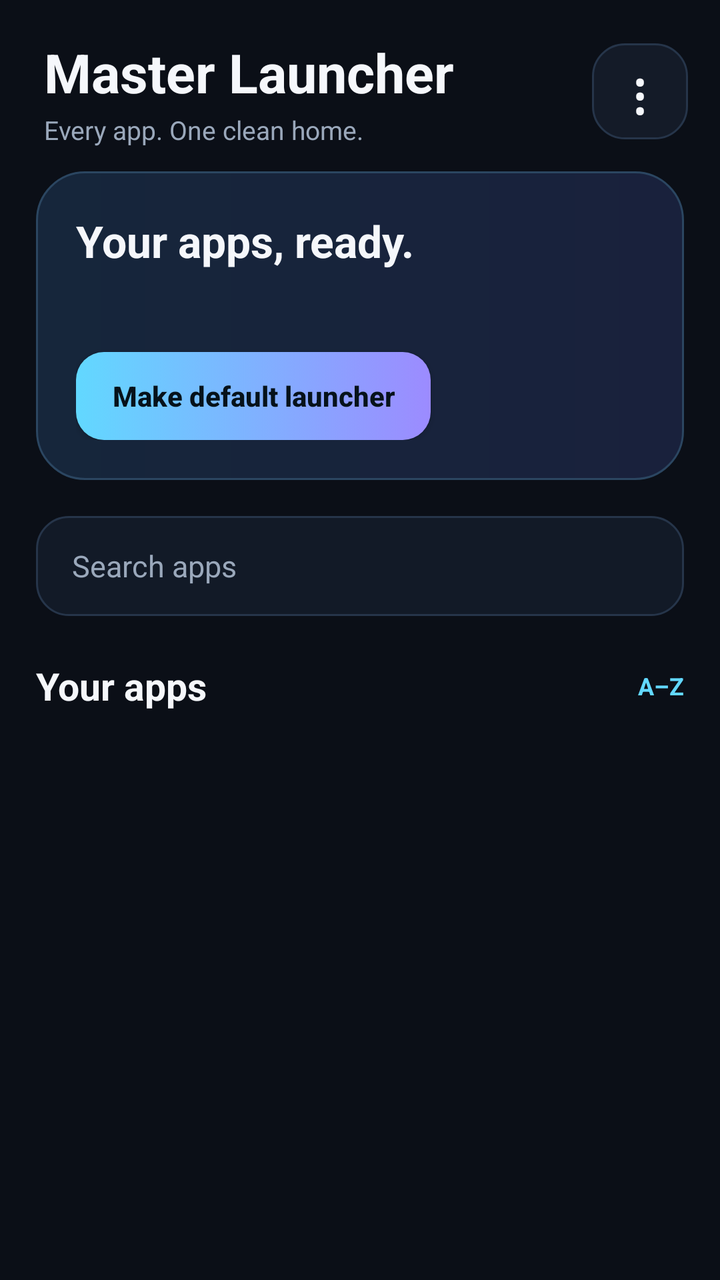
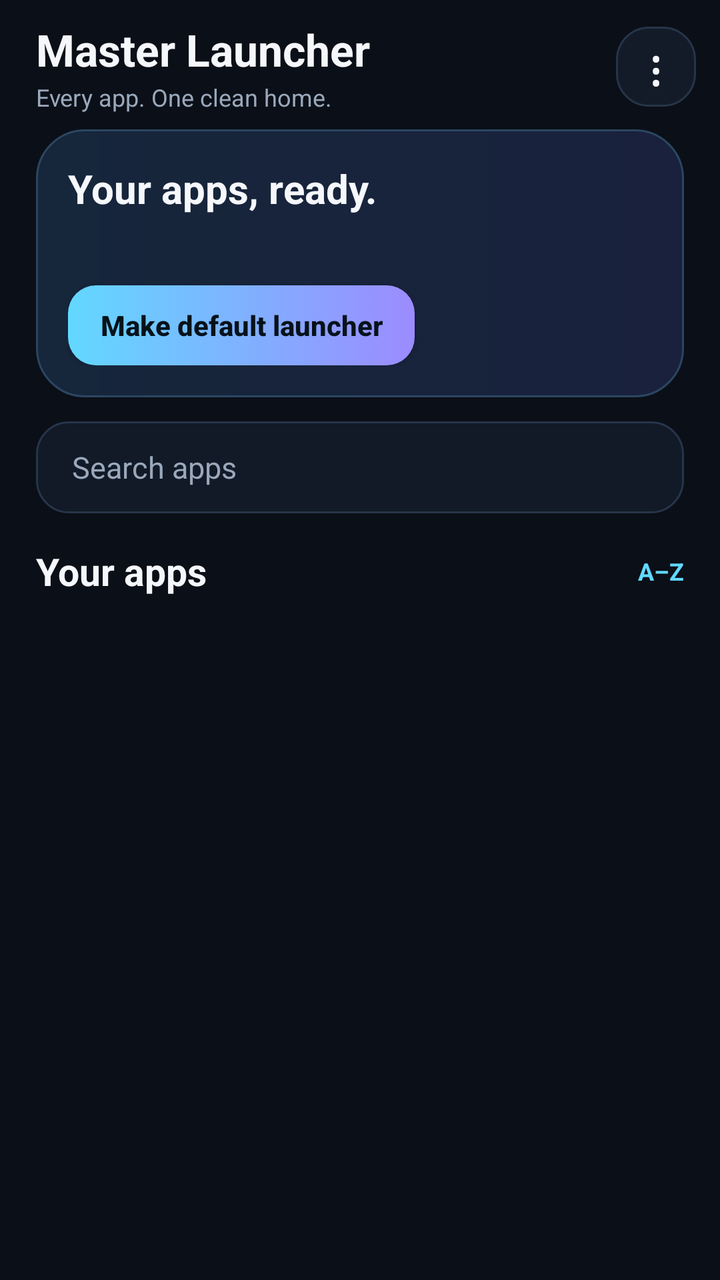

An Android layout rendered at two revisions. The XML below is the earlier revision; the diff shows what the commit changed to produce the second picture.
<!-- AndroidManifest.xml: application theme AppThemeLight -->
<!-- res/layout/master_launcher.xml -->
<?xml version="1.0" encoding="utf-8"?>
<LinearLayout xmlns:android="http://schemas.android.com/apk/res/android"
    android:layout_width="match_parent"
    android:layout_height="match_parent"
    android:orientation="vertical"
    android:background="@color/launcher_background">

    <LinearLayout
        android:layout_width="match_parent"
        android:layout_height="wrap_content"
        android:orientation="horizontal"
        android:gravity="center_vertical"
        android:paddingLeft="22dp"
        android:paddingTop="18dp"
        android:paddingRight="16dp"
        android:paddingBottom="12dp">

        <LinearLayout
            android:layout_width="0dp"
            android:layout_height="wrap_content"
            android:layout_weight="1"
            android:orientation="vertical">

            <TextView
                android:layout_width="wrap_content"
                android:layout_height="wrap_content"
                android:text="@string/app_name"
                android:textColor="@color/launcher_text"
                android:textSize="27sp"
                android:textStyle="bold" />

            <TextView
                android:layout_width="wrap_content"
                android:layout_height="wrap_content"
                android:layout_marginTop="2dp"
                android:text="@string/master_home_subtitle"
                android:textColor="@color/launcher_muted"
                android:textSize="13sp" />
        </LinearLayout>

        <TextView
            android:id="@+id/launcher_menu"
            android:layout_width="48dp"
            android:layout_height="48dp"
            android:gravity="center"
            android:text="⋮"
            android:textColor="@color/launcher_text"
            android:textSize="30sp"
            android:contentDescription="@string/launcher_menu_title"
            android:background="@drawable/launcher_icon_button" />
    </LinearLayout>

    <ScrollView
        android:layout_width="match_parent"
        android:layout_height="0dp"
        android:layout_weight="1"
        android:fillViewport="true"
        android:clipToPadding="false">

        <LinearLayout
            android:layout_width="match_parent"
            android:layout_height="wrap_content"
            android:orientation="vertical"
            android:paddingLeft="18dp"
            android:paddingRight="18dp"
            android:paddingBottom="28dp">

            <LinearLayout
                android:layout_width="match_parent"
                android:layout_height="wrap_content"
                android:orientation="vertical"
                android:padding="20dp"
                android:background="@drawable/launcher_hero">

                <TextView
                    android:id="@+id/launcher_greeting"
                    android:layout_width="wrap_content"
                    android:layout_height="wrap_content"
                    android:text="Your apps, ready."
                    android:textColor="@color/launcher_text"
                    android:textSize="22sp"
                    android:textStyle="bold" />

                <TextView
                    android:id="@+id/launcher_count"
                    android:layout_width="wrap_content"
                    android:layout_height="wrap_content"
                    android:layout_marginTop="6dp"
                    android:textColor="@color/launcher_muted"
                    android:textSize="14sp" />

                <Button
                    android:id="@+id/launcher_default"
                    android:layout_width="wrap_content"
                    android:layout_height="44dp"
                    android:layout_marginTop="16dp"
                    android:background="@drawable/launcher_primary_button"
                    android:paddingLeft="18dp"
                    android:paddingRight="18dp"
                    android:text="@string/launcher_default"
                    android:textAllCaps="false"
                    android:textColor="@color/launcher_primary_text"
                    android:textSize="14sp"
                    android:textStyle="bold" />
            </LinearLayout>

            <EditText
                android:id="@+id/launcher_search"
                android:layout_width="match_parent"
                android:layout_height="50dp"
                android:layout_marginTop="18dp"
                android:background="@drawable/launcher_search"
                android:hint="@string/launcher_search_hint"
                android:inputType="text"
                android:paddingLeft="18dp"
                android:paddingRight="18dp"
                android:singleLine="true"
                android:textColor="@color/launcher_text"
                android:textColorHint="@color/launcher_muted"
                android:textSize="15sp" />

            <LinearLayout
                android:layout_width="match_parent"
                android:layout_height="wrap_content"
                android:layout_marginTop="22dp"
                android:gravity="center_vertical">

                <TextView
                    android:layout_width="0dp"
                    android:layout_height="wrap_content"
                    android:layout_weight="1"
                    android:text="@string/launcher_apps"
                    android:textColor="@color/launcher_text"
                    android:textSize="19sp"
                    android:textStyle="bold" />

                <TextView
                    android:id="@+id/launcher_sort_hint"
                    android:layout_width="wrap_content"
                    android:layout_height="wrap_content"
                    android:text="A–Z"
                    android:textColor="@color/launcher_accent"
                    android:textSize="12sp"
                    android:textStyle="bold" />
            </LinearLayout>

            <TextView
                android:id="@+id/launcher_empty"
                android:layout_width="match_parent"
                android:layout_height="wrap_content"
                android:layout_marginTop="28dp"
                android:gravity="center"
                android:textColor="@color/launcher_muted"
                android:textSize="15sp"
                android:visibility="gone" />

            <GridLayout
                android:id="@+id/launcher_grid"
                android:layout_width="match_parent"
                android:layout_height="wrap_content"
                android:layout_marginTop="12dp"
                android:columnCount="3"
                android:useDefaultMargins="false" />
        </LinearLayout>
    </ScrollView>
</LinearLayout>
<!-- resources referenced by this layout -->
<resources>
  <color name="launcher_accent">#62D8FF</color>
  <color name="launcher_background">#0B0F17</color>
  <color name="launcher_muted">#9AA8BB</color>
  <color name="launcher_primary_text">#06121A</color>
  <color name="launcher_text">#F5F7FB</color>
  <!-- drawable launcher_hero (drawable) -->
  <?xml version="1.0" encoding="utf-8"?>
  <shape xmlns:android="http://schemas.android.com/apk/res/android">
      <corners android:radius="24dp" />
      <gradient
          android:angle="0"
          android:startColor="#16263B"
          android:endColor="#19213C" />
      <stroke android:width="1dp" android:color="#2B4661" />
  </shape>
  <!-- drawable launcher_icon_button (drawable) -->
  <?xml version="1.0" encoding="utf-8"?>
  <selector xmlns:android="http://schemas.android.com/apk/res/android">
      <item android:state_pressed="true">
          <shape>
              <corners android:radius="16dp" />
              <solid android:color="@color/launcher_surface_pressed" />
          </shape>
      </item>
      <item>
          <shape>
              <corners android:radius="16dp" />
              <solid android:color="@color/launcher_surface" />
              <stroke android:width="1dp" android:color="@color/launcher_border" />
          </shape>
      </item>
  </selector>
  <!-- drawable launcher_primary_button (drawable) -->
  <?xml version="1.0" encoding="utf-8"?>
  <selector xmlns:android="http://schemas.android.com/apk/res/android">
      <item android:state_pressed="true">
          <shape>
              <corners android:radius="14dp" />
              <solid android:color="#A2E9FF" />
          </shape>
      </item>
      <item>
          <shape>
              <corners android:radius="14dp" />
              <gradient android:angle="0" android:startColor="@color/launcher_accent" android:endColor="#9C8BFF" />
          </shape>
      </item>
  </selector>
  <!-- drawable launcher_search (drawable) -->
  <?xml version="1.0" encoding="utf-8"?>
  <shape xmlns:android="http://schemas.android.com/apk/res/android">
      <corners android:radius="16dp" />
      <solid android:color="#121A27" />
      <stroke android:width="1dp" android:color="@color/launcher_border" />
  </shape>
  <string name="app_name">Master Launcher</string>
  <string name="launcher_apps">Your apps</string>
  <string name="launcher_default">Make default launcher</string>
  <string name="launcher_menu_title">Launcher menu</string>
  <string name="launcher_search_hint">Search apps</string>
  <string name="master_home_subtitle">Every app. One clean home.</string>
  <style name="AppThemeLight" parent="@android:style/Theme.Holo.Light">
          <item name="android:windowBackground">@color/app_background_light</item>
          <item name="color_app_background">@color/app_background_light</item>
          <item name="files_back">@drawable/undo_menu</item>
  	</style>
  <color name="launcher_surface_pressed">#202C40</color>
  <color name="launcher_surface">#141B28</color>
  <color name="launcher_border">#26354A</color>
  <color name="app_background_light">#ffffffff</color>
  <!-- drawable undo_menu (drawable) -->
  <?xml version='1.0' encoding='utf-8'?>
  <selector xmlns:android="http://schemas.android.com/apk/res/android">
  	<item
  		android:state_enabled="true"
  		android:drawable="@drawable/undo"/>
  	<item
  		android:state_pressed="true"
  		android:drawable="@drawable/undo_disable"/>
  	<item
  		android:state_enabled="false"
  		android:drawable="@drawable/undo_disable"/>
  </selector>
  <!-- drawable undo: png bitmap (drawable-hdpi-v4, 428 bytes) -->
  <!-- drawable undo_disable: png bitmap (drawable-hdpi-v4, 428 bytes) -->
</resources>

<!-- the commit's change to res/layout/master_launcher.xml (unified diff, before → after) -->
@@ -10,10 +10,10 @@
         android:layout_height="wrap_content"
         android:orientation="horizontal"
         android:gravity="center_vertical"
-        android:paddingLeft="22dp"
-        android:paddingTop="18dp"
-        android:paddingRight="16dp"
-        android:paddingBottom="12dp">
+         android:paddingLeft="18dp"
+         android:paddingTop="10dp"
+         android:paddingRight="12dp"
+         android:paddingBottom="8dp">
 
         <LinearLayout
             android:layout_width="0dp"
@@ -26,26 +26,26 @@
                 android:layout_height="wrap_content"
                 android:text="@string/app_name"
                 android:textColor="@color/launcher_text"
-                android:textSize="27sp"
+                 android:textSize="22sp"
                 android:textStyle="bold" />
 
             <TextView
                 android:layout_width="wrap_content"
                 android:layout_height="wrap_content"
-                android:layout_marginTop="2dp"
+                 android:layout_marginTop="1dp"
                 android:text="@string/master_home_subtitle"
                 android:textColor="@color/launcher_muted"
-                android:textSize="13sp" />
+                 android:textSize="12sp" />
         </LinearLayout>
 
         <TextView
             android:id="@+id/launcher_menu"
-            android:layout_width="48dp"
-            android:layout_height="48dp"
+             android:layout_width="40dp"
+             android:layout_height="40dp"
             android:gravity="center"
             android:text="⋮"
             android:textColor="@color/launcher_text"
-            android:textSize="30sp"
+             android:textSize="25sp"
             android:contentDescription="@string/launcher_menu_title"
             android:background="@drawable/launcher_icon_button" />
     </LinearLayout>
@@ -69,7 +69,7 @@
                 android:layout_width="match_parent"
                 android:layout_height="wrap_content"
                 android:orientation="vertical"
-                android:padding="20dp"
+                 android:padding="16dp"
                 android:background="@drawable/launcher_hero">
 
                 <TextView
@@ -78,25 +78,25 @@
                     android:layout_height="wrap_content"
                     android:text="Your apps, ready."
                     android:textColor="@color/launcher_text"
-                    android:textSize="22sp"
+                     android:textSize="20sp"
                     android:textStyle="bold" />
 
                 <TextView
                     android:id="@+id/launcher_count"
                     android:layout_width="wrap_content"
                     android:layout_height="wrap_content"
-                    android:layout_marginTop="6dp"
+                     android:layout_marginTop="4dp"
                     android:textColor="@color/launcher_muted"
                     android:textSize="14sp" />
 
                 <Button
                     android:id="@+id/launcher_default"
                     android:layout_width="wrap_content"
-                    android:layout_height="44dp"
-                    android:layout_marginTop="16dp"
+                     android:layout_height="40dp"
+                     android:layout_marginTop="12dp"
                     android:background="@drawable/launcher_primary_button"
-                    android:paddingLeft="18dp"
-                    android:paddingRight="18dp"
+                     android:paddingLeft="16dp"
+                     android:paddingRight="16dp"
                     android:text="@string/launcher_default"
                     android:textAllCaps="false"
                     android:textColor="@color/launcher_primary_text"
@@ -107,8 +107,8 @@
             <EditText
                 android:id="@+id/launcher_search"
                 android:layout_width="match_parent"
-                android:layout_height="50dp"
-                android:layout_marginTop="18dp"
+                 android:layout_height="46dp"
+                 android:layout_marginTop="12dp"
                 android:background="@drawable/launcher_search"
                 android:hint="@string/launcher_search_hint"
                 android:inputType="text"
@@ -122,7 +122,7 @@
             <LinearLayout
                 android:layout_width="match_parent"
                 android:layout_height="wrap_content"
-                android:layout_marginTop="22dp"
+                 android:layout_marginTop="16dp"
                 android:gravity="center_vertical">
 
                 <TextView
